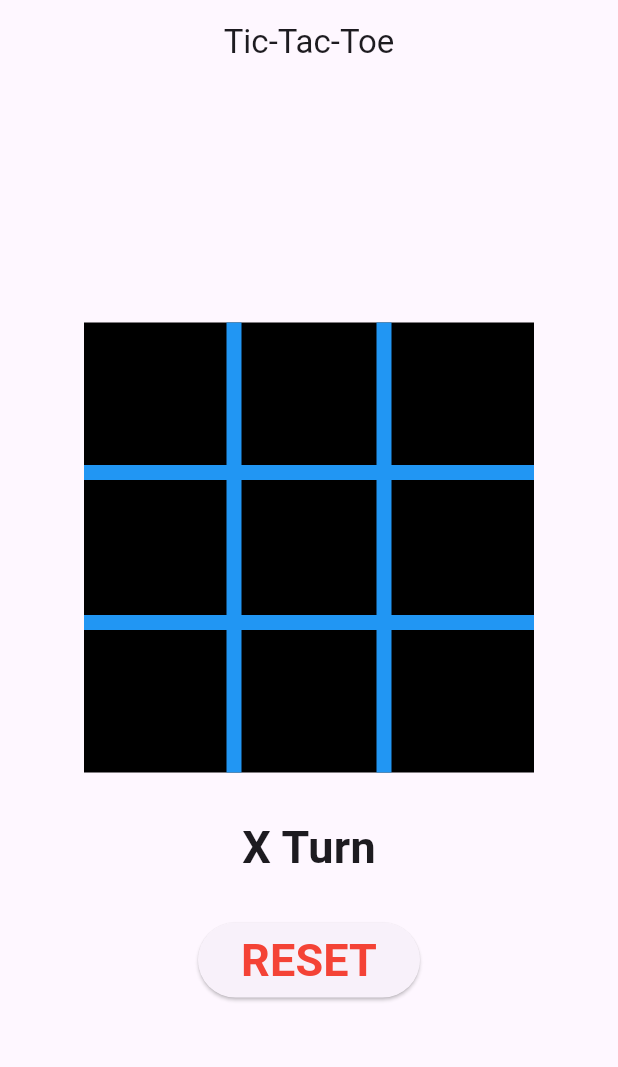
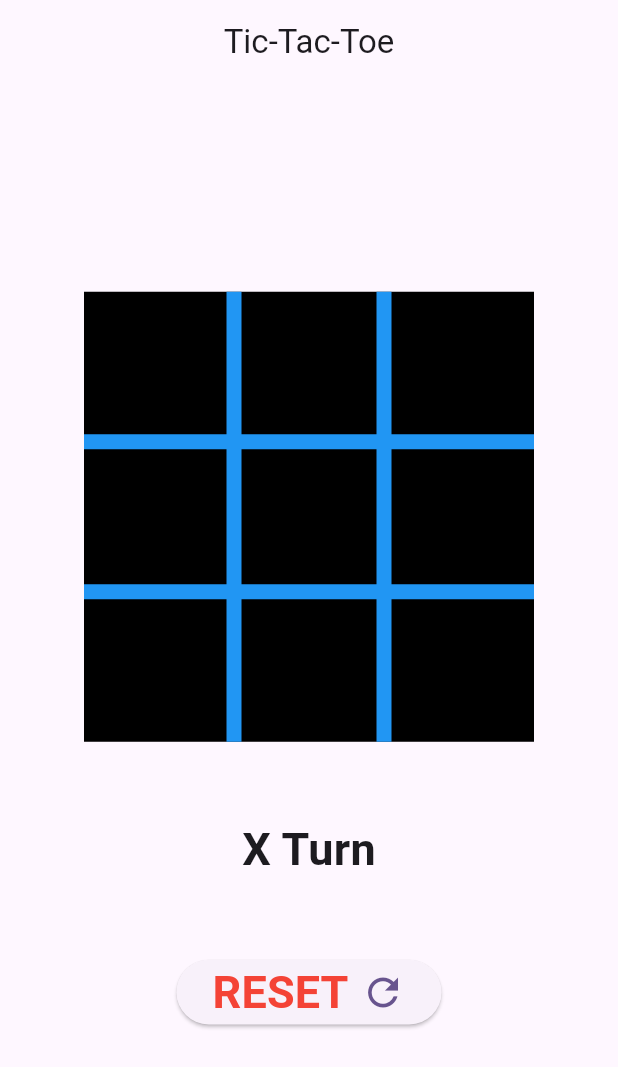
Before and after one commit to ujjwaltwitx/tic_tac_toe, a Flutter app: the screen it shows after launch, on a phone screen of 412 x 824 dp. Shown: the top 1067 px of the screen. Run offline on Flutter 3.47's test engine with Material 3 defaults, Android fonts, the phone set to English and light mode, and no system bars.

Commit message:
feature: play and reset button,  customize ui

```diff
--- a/lib/main.dart
+++ b/lib/main.dart
@@ -164,7 +164,11 @@ class _MyHomePageState extends State<MyHomePage> {
     // than having to individually change instances of widgets.
     return Scaffold(
       appBar: AppBar(title: Text('Tic-Tac-Toe'), centerTitle: true),
-      body: Column(
+
+      body: Container(
+        height: double.infinity,
+        width: double.infinity,
+        child: Column(
           mainAxisAlignment: MainAxisAlignment.center,
           children: [
             SizedBox(
@@ -176,6 +180,7 @@ class _MyHomePageState extends State<MyHomePage> {
                 children: [
                   Column(
                     mainAxisAlignment: MainAxisAlignment.center,
+                    mainAxisSize: MainAxisSize.min,
                     children: [
                       Row(
                         mainAxisAlignment: MainAxisAlignment.center,
@@ -296,43 +301,59 @@ class _MyHomePageState extends State<MyHomePage> {
 
                   Positioned(
                     left: 95,
-                  child: Container(width: 10, height: 300, color: borderColor),
+                    child: Container(
+                      width: 10,
+                      height: 300,
+                      color: borderColor,
+                    ),
                   ),
                   Positioned(
                     right: 95,
-                  child: Container(width: 10, height: 300, color: borderColor),
+                    child: Container(
+                      width: 10,
+                      height: 300,
+                      color: borderColor,
+                    ),
                   ),
                   Positioned(
                     top: 95,
-                  child: Container(width: 300, height: 10, color: borderColor),
+                    child: Container(
+                      width: 300,
+                      height: 10,
+                      color: borderColor,
+                    ),
                   ),
                   Positioned(
                     bottom: 95,
-                  child: Container(width: 300, height: 10, color: borderColor),
+                    child: Container(
+                      width: 300,
+                      height: 10,
+                      color: borderColor,
+                    ),
                   ),
                 ],
               ),
             ),
-          Container(
-            alignment: Alignment.center,
-            width: double.infinity,
-            height: 100,
-            // color: backgroundColo,
-            child: Text(
+            SizedBox(height: 50),
+            Row(
+              mainAxisSize: MainAxisSize.min,
+              children: [
+                Text(
                   "${msg}",
                   style: TextStyle(fontSize: 30, fontWeight: FontWeight.bold),
-
-              // 'djasgXIubahzsq'
                 ),
+                if (msg == "X wins!" || msg == "O Wins!") SizedBox(width: 8),
+                if (msg == "X Wins!" || msg == "O Wins!")
+                  Icon(Icons.emoji_events, size: 35, color: Colors.amber),
+              ],
             ),
-
+            SizedBox(height: 50),
             ElevatedButton(
               onPressed: resetGame,
-            child: Container(
-              height: 50,
-              width: 100,
-              alignment: Alignment.center,
-              child: Text(
+              child: Row(
+                mainAxisSize: MainAxisSize.min,
+                children: [
+                  Text(
                     buttonMsg,
                     style: TextStyle(
                       fontSize: buttonMsg == "RESET" ? 30 : 15,
@@ -340,10 +361,16 @@ class _MyHomePageState extends State<MyHomePage> {
                       color: buttonMsg == "RESET" ? Colors.red : Colors.green,
                     ),
                   ),
-            ),
-            // backgroundColor: Colors.amber,
+                  SizedBox(width: 8),
+                  Icon(
+                    buttonMsg == "RESET" ? Icons.refresh : Icons.restart_alt,
+                    size: 30,
                   ),
                 ],
+              ),
+            ),
+          ],
+        ),
       ),
     );
   }
```
Lines whose indentation alone changed are shown as unchanged.
